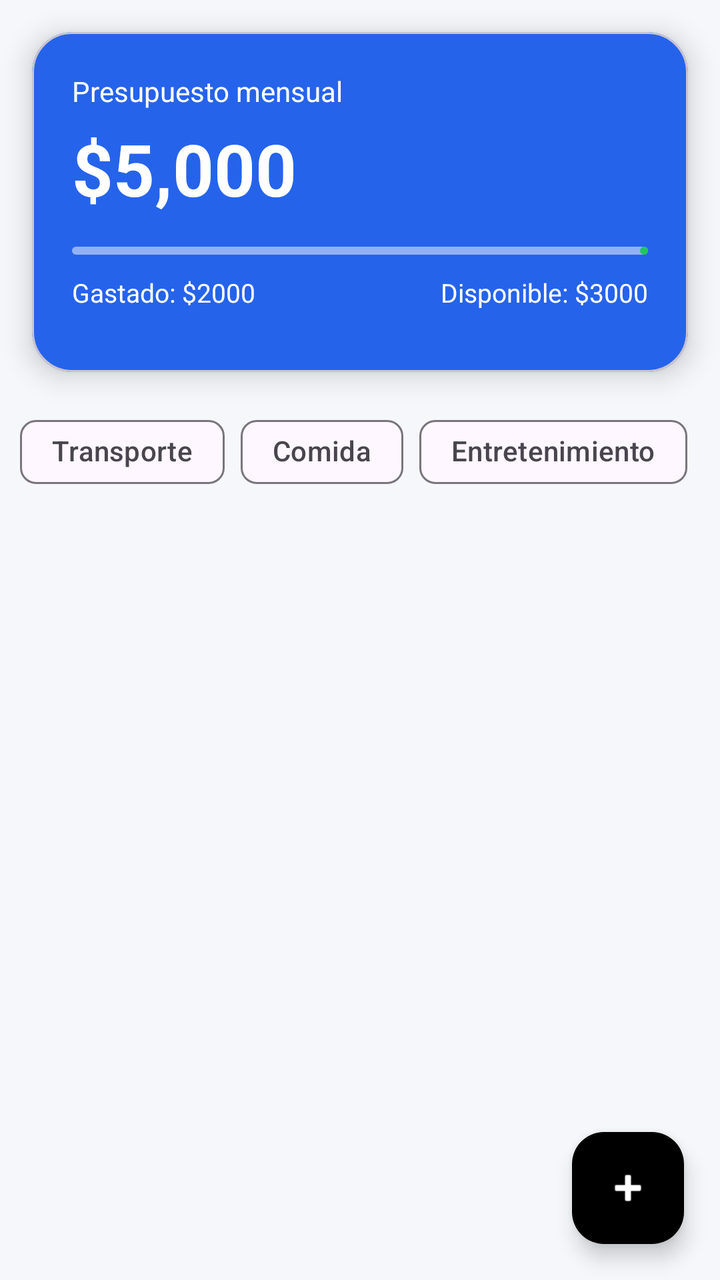
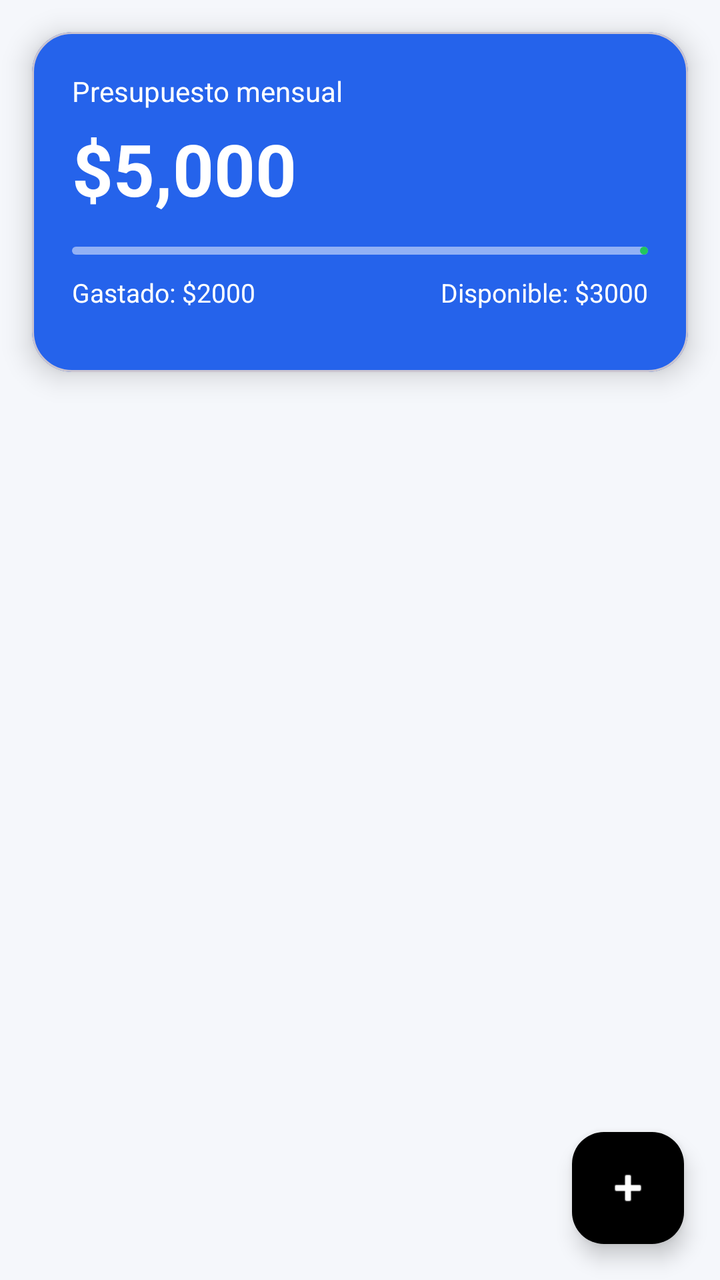

The first picture is an Android layout as it rendered before a commit; the second is the same layout after the commit. The layout source and the unified diff follow.
<!-- AndroidManifest.xml: application theme Theme.GastosInteligentes -->
<!-- res/layout/fragment_inicio.xml -->
<?xml version="1.0" encoding="utf-8"?>
<RelativeLayout
    xmlns:android="http://schemas.android.com/apk/res/android"
    xmlns:app="http://schemas.android.com/apk/res-auto"
    android:background="@color/background"
    android:layout_width="match_parent"
    android:layout_height="match_parent">


    

    <com.google.android.material.card.MaterialCardView
        android:id="@+id/cardBudget"
        android:layout_width="match_parent"
        android:layout_height="170dp"
        android:layout_margin="16dp"
        app:cardCornerRadius="20dp"
        app:cardElevation="8dp"
        app:cardBackgroundColor="@color/primary">

        <LinearLayout
            android:padding="20dp"
            android:orientation="vertical"
            android:layout_width="match_parent"
            android:layout_height="match_parent">

            <TextView
                android:text="Presupuesto mensual"
                android:textColor="#FFFFFF"
                android:textSize="14sp"
                android:layout_height="wrap_content"
                android:layout_width="wrap_content" />

            <TextView
                android:id="@+id/txtPresupuesto"
                android:text="$5,000"
                android:textColor="#FFFFFF"
                android:textSize="36sp"
                android:textStyle="bold"
                android:layout_marginTop="5dp"
                android:layout_height="wrap_content"
                android:layout_width="wrap_content" />

            <com.google.android.material.progressindicator.LinearProgressIndicator
                android:id="@+id/progreso"
                android:layout_width="match_parent"
                android:layout_height="10dp"
                android:layout_marginTop="15dp"
                android:progress="40"
                app:trackColor="#80FFFFFF"
                app:indicatorColor="@color/green"/>

            <LinearLayout
                android:layout_width="match_parent"
                android:layout_height="wrap_content"
                android:layout_marginTop="10dp"
                android:orientation="horizontal"
                android:weightSum="2">

                <TextView
                    android:id="@+id/txtGastado"
                    android:text="Gastado: $2000"
                    android:textColor="#FFFFFF"
                    android:layout_weight="1"
                    android:textSize="13sp"
                    android:layout_height="wrap_content"
                    android:layout_width="wrap_content" />

                <TextView
                    android:id="@+id/txtDisponible"
                    android:text="Disponible: $3000"
                    android:textAlignment="viewEnd"
                    android:textColor="#FFFFFF"
                    android:layout_weight="1"
                    android:textSize="13sp"
                    android:layout_height="wrap_content"
                    android:layout_width="wrap_content" />

            </LinearLayout>

        </LinearLayout>

    </com.google.android.material.card.MaterialCardView>


    

    <HorizontalScrollView
        android:id="@+id/filtroCategorias"
        android:layout_below="@id/cardBudget"
        android:layout_marginStart="10dp"
        android:layout_marginEnd="10dp"
        android:layout_width="match_parent"
        android:layout_height="wrap_content"
        android:scrollbars="none">

        <com.google.android.material.chip.ChipGroup
            android:id="@+id/chipGroupCategorias"
            android:layout_width="wrap_content"
            android:layout_height="wrap_content"
            app:singleSelection="true">

            <com.google.android.material.chip.Chip
                android:text="Transporte"
                android:layout_width="wrap_content"
                android:layout_height="wrap_content"
                style="@style/Widget.Material3.Chip.Filter"/>

            <com.google.android.material.chip.Chip
                android:text="Comida"
                android:layout_width="wrap_content"
                android:layout_height="wrap_content"
                style="@style/Widget.Material3.Chip.Filter"/>

            <com.google.android.material.chip.Chip
                android:text="Entretenimiento"
                android:layout_width="wrap_content"
                android:layout_height="wrap_content"
                style="@style/Widget.Material3.Chip.Filter"/>

            <com.google.android.material.chip.Chip
                android:text="Escuela"
                android:layout_width="wrap_content"
                android:layout_height="wrap_content"
                style="@style/Widget.Material3.Chip.Filter"/>

            <com.google.android.material.chip.Chip
                android:text="Servicios"
                android:layout_width="wrap_content"
                android:layout_height="wrap_content"
                style="@style/Widget.Material3.Chip.Filter"/>

            <com.google.android.material.chip.Chip
                android:text="Mercado"
                android:layout_width="wrap_content"
                android:layout_height="wrap_content"
                style="@style/Widget.Material3.Chip.Filter"/>

            <com.google.android.material.chip.Chip
                android:text="Otro"
                android:layout_width="wrap_content"
                android:layout_height="wrap_content"
                style="@style/Widget.Material3.Chip.Filter"/>

        </com.google.android.material.chip.ChipGroup>

    </HorizontalScrollView>


    

    <androidx.recyclerview.widget.RecyclerView
        android:id="@+id/listaGastos"
        android:layout_below="@id/filtroCategorias"
        android:layout_width="match_parent"
        android:layout_height="match_parent"
        android:padding="10dp"/>


    

    <com.google.android.material.floatingactionbutton.FloatingActionButton
        android:id="@+id/btnAgregar"
        android:layout_width="wrap_content"
        android:layout_height="wrap_content"
        android:layout_margin="18dp"
        android:layout_alignParentBottom="true"
        android:layout_alignParentEnd="true"
        android:src="@android:drawable/ic_input_add"
        app:backgroundTint="#000000"
        app:tint="#FFFFFF"/>

</RelativeLayout>
<!-- resources referenced by this layout -->
<resources>
  <color name="background">#F5F7FB</color>
  <color name="green">#22C55E</color>
  <color name="primary">#2563EB</color>
  <style name="Theme.GastosInteligentes" parent="Theme.Material3.DayNight.NoActionBar">
          
          <item name="colorPrimary">@color/purple_500</item>
          <item name="colorPrimaryVariant">@color/purple_700</item>
          <item name="colorOnPrimary">@color/white</item>
          
          <item name="colorSecondary">@color/teal_200</item>
          <item name="colorSecondaryVariant">@color/teal_700</item>
          <item name="colorOnSecondary">@color/black</item>
          
          <item name="android:statusBarColor">?attr/colorPrimaryVariant</item>
          
      </style>
  <color name="purple_500">#FF6200EE</color>
  <color name="purple_700">#FF3700B3</color>
  <color name="white">#FFFFFFFF</color>
  <color name="teal_200">#FF03DAC5</color>
  <color name="teal_700">#FF018786</color>
  <color name="black">#FF000000</color>
</resources>

<!-- the commit's change to res/layout/fragment_inicio.xml (unified diff, before → after) -->
@@ -98,51 +98,7 @@
             android:id="@+id/chipGroupCategorias"
             android:layout_width="wrap_content"
             android:layout_height="wrap_content"
-            app:singleSelection="true">
-
-            <com.google.android.material.chip.Chip
-                android:text="Transporte"
-                android:layout_width="wrap_content"
-                android:layout_height="wrap_content"
-                style="@style/Widget.Material3.Chip.Filter"/>
-
-            <com.google.android.material.chip.Chip
-                android:text="Comida"
-                android:layout_width="wrap_content"
-                android:layout_height="wrap_content"
-                style="@style/Widget.Material3.Chip.Filter"/>
-
-            <com.google.android.material.chip.Chip
-                android:text="Entretenimiento"
-                android:layout_width="wrap_content"
-                android:layout_height="wrap_content"
-                style="@style/Widget.Material3.Chip.Filter"/>
-
-            <com.google.android.material.chip.Chip
-                android:text="Escuela"
-                android:layout_width="wrap_content"
-                android:layout_height="wrap_content"
-                style="@style/Widget.Material3.Chip.Filter"/>
-
-            <com.google.android.material.chip.Chip
-                android:text="Servicios"
-                android:layout_width="wrap_content"
-                android:layout_height="wrap_content"
-                style="@style/Widget.Material3.Chip.Filter"/>
-
-            <com.google.android.material.chip.Chip
-                android:text="Mercado"
-                android:layout_width="wrap_content"
-                android:layout_height="wrap_content"
-                style="@style/Widget.Material3.Chip.Filter"/>
-
-            <com.google.android.material.chip.Chip
-                android:text="Otro"
-                android:layout_width="wrap_content"
-                android:layout_height="wrap_content"
-                style="@style/Widget.Material3.Chip.Filter"/>
-
-        </com.google.android.material.chip.ChipGroup>
+            app:singleSelection="true"/>
 
     </HorizontalScrollView>
 
@@ -154,7 +110,9 @@
         android:layout_below="@id/filtroCategorias"
         android:layout_width="match_parent"
         android:layout_height="match_parent"
-        android:padding="10dp"/>
+        android:padding="10dp"
+        android:paddingBottom="100dp"
+        android:clipToPadding="false"/>
 
 
     
@@ -163,9 +121,11 @@
         android:id="@+id/btnAgregar"
         android:layout_width="wrap_content"
         android:layout_height="wrap_content"
-        android:layout_margin="18dp"
+        android:layout_marginEnd="18dp"
+        android:layout_marginBottom="18dp"
         android:layout_alignParentBottom="true"
         android:layout_alignParentEnd="true"
+        android:elevation="12dp"
         android:src="@android:drawable/ic_input_add"
         app:backgroundTint="#000000"
         app:tint="#FFFFFF"/>
